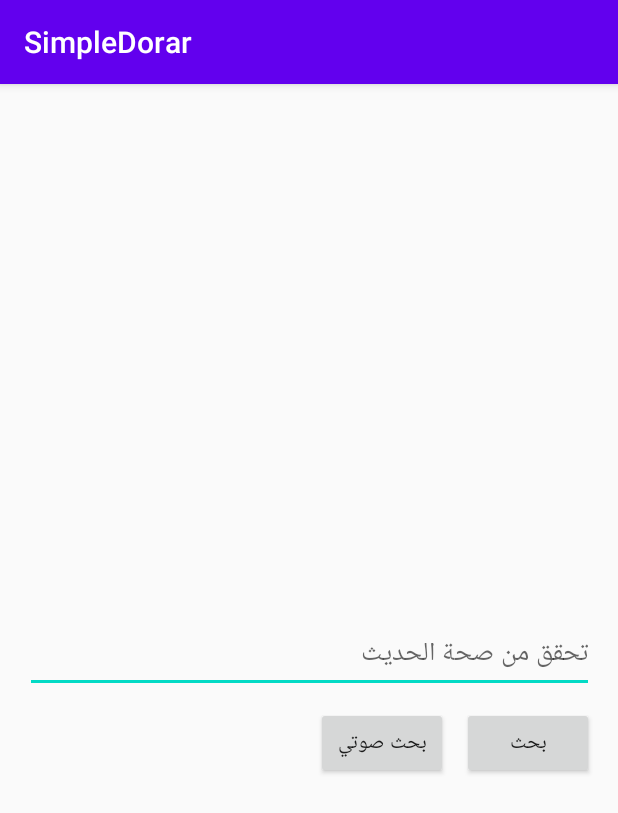
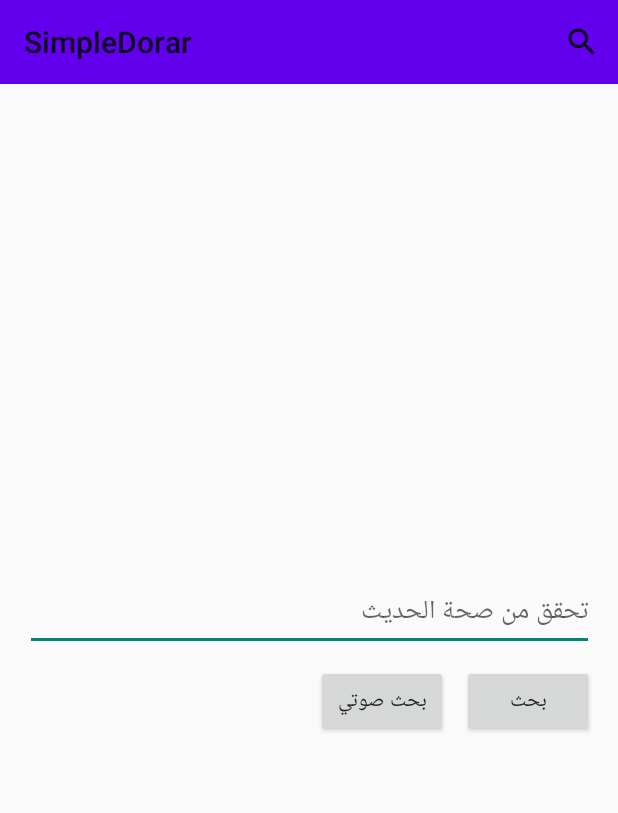
Before and after one commit to ihfazhillah/SimpleDorar, an Android app: the screen it shows after launch (MainActivity), on a phone screen of 412 x 824 dp. Shown: the top 813 px of the screen. Run offline under Robolectric (Android 15) with nearby library versions, the phone set to English and light mode, and no system bars; Roboto replaces fonts that are not available here.

Commit message:
add search

```diff
--- a/app/src/main/java/com/ihfazh/simpledorar/MainActivity.java
+++ b/app/src/main/java/com/ihfazh/simpledorar/MainActivity.java
@@ -1,11 +1,18 @@
 package com.ihfazh.simpledorar;
 
+import androidx.annotation.NonNull;
 import androidx.annotation.Nullable;
+import androidx.annotation.RequiresApi;
 import androidx.appcompat.app.AppCompatActivity;
+import androidx.appcompat.widget.Toolbar;
 
+import android.app.SearchManager;
 import android.content.Intent;
+import android.os.Build;
 import android.os.Bundle;
 import android.speech.RecognizerIntent;
+import android.view.Menu;
+import android.view.MenuItem;
 import android.view.View;
 import android.widget.Toast;
 
@@ -18,10 +25,35 @@ public class MainActivity extends AppCompatActivity {
     public static final String SKEY = "com.ihfazh.simpledorar.skey";
 
     @Override
+    public boolean onCreateOptionsMenu(Menu menu) {
+        getMenuInflater().inflate(R.menu.toolbar_menu, menu);
+        return super.onCreateOptionsMenu(menu);
+    }
+
+    @Override
+    public boolean onOptionsItemSelected(@NonNull MenuItem item) {
+        if (item.getItemId() == R.id.menu_search){
+            onSearchRequested();
+        }
+        return super.onOptionsItemSelected(item);
+    }
+
+    @Override
     protected void onCreate(Bundle savedInstanceState) {
         super.onCreate(savedInstanceState);
         setContentView(R.layout.activity_main);
+
+        Toolbar myToolbar = (Toolbar) findViewById(R.id.toolbar);
+        setSupportActionBar(myToolbar);
+
+        Intent searchIntent = getIntent();
+        if (Intent.ACTION_SEARCH.equals(searchIntent.getAction())){
+            String skey = searchIntent.getStringExtra(SearchManager.QUERY);
+            doSearch(skey);
+        }
+
     }
+
 
     public void onSearchClick(View view){
         TextInputEditText textInputEditText = (TextInputEditText) findViewById(R.id.skey);
--- /dev/null
+++ b/app/src/main/res/drawable/ic_baseline_search_24.xml
@@ -0,0 +1,10 @@
+<vector xmlns:android="http://schemas.android.com/apk/res/android"
+    android:width="24dp"
+    android:height="24dp"
+    android:viewportWidth="24"
+    android:viewportHeight="24"
+    android:tint="?attr/colorControlNormal">
+  <path
+      android:fillColor="@android:color/white"
+      android:pathData="M15.5,14h-0.79l-0.28,-0.27C15.41,12.59 16,11.11 16,9.5 16,5.91 13.09,3 9.5,3S3,5.91 3,9.5 5.91,16 9.5,16c1.61,0 3.09,-0.59 4.23,-1.57l0.27,0.28v0.79l5,4.99L20.49,19l-4.99,-5zM9.5,14C7.01,14 5,11.99 5,9.5S7.01,5 9.5,5 14,7.01 14,9.5 11.99,14 9.5,14z"/>
+</vector>
--- a/app/src/main/res/layout/activity_main.xml
+++ b/app/src/main/res/layout/activity_main.xml
@@ -5,6 +5,10 @@
     android:layout_width="match_parent"
     android:layout_height="match_parent"
     tools:context=".MainActivity">
+
+    <include
+        layout="@layout/toolbar"
+        android:background="#4CAF50" />
 
     <Button
         android:id="@+id/btn_search"
--- /dev/null
+++ b/app/src/main/res/layout/toolbar.xml
@@ -0,0 +1,14 @@
+<?xml version="1.0" encoding="utf-8"?>
+<androidx.appcompat.widget.Toolbar android:id="@+id/toolbar"
+    tools:menu="@menu/toolbar_menu"
+    android:layout_width="match_parent"
+    android:background="@color/colorPrimary"
+    android:minHeight="?attr/actionBarSize"
+    android:theme="@style/ThemeOverlay.AppCompat.ActionBar"
+    app:popupTheme="@style/ThemeOverlay.AppCompat.Light"
+    android:layout_height="?attr/actionBarSize"
+    xmlns:android="http://schemas.android.com/apk/res/android"
+    xmlns:app="http://schemas.android.com/apk/res-auto"
+    xmlns:tools="http://schemas.android.com/tools">
+
+</androidx.appcompat.widget.Toolbar>
--- /dev/null
+++ b/app/src/main/res/menu/toolbar_menu.xml
@@ -0,0 +1,11 @@
+<?xml version="1.0" encoding="utf-8"?>
+<menu xmlns:android="http://schemas.android.com/apk/res/android"
+    xmlns:app="http://schemas.android.com/apk/res-auto">
+    <item
+        android:id="@+id/menu_search"
+        android:icon="@drawable/ic_baseline_search_24"
+        android:title="Search"
+        app:showAsAction="always">
+    </item>
+
+</menu>
--- a/app/src/main/res/values/strings.xml
+++ b/app/src/main/res/values/strings.xml
@@ -14,4 +14,5 @@
     values-round/strings.xml for round devices.
     -->
     <string name="hello_world">Hello Square World!</string>
+    <string name="search_locale">ar</string>
 </resources>
```
Also changed, not shown: app/src/main/AndroidManifest.xml (+5 -2 lines), app/src/main/java/com/ihfazh/simpledorar/AHadithResultActivity.java (+8 -0 lines), app/src/main/res/layout/activity_a_hadith_result.xml (+7 -3 lines), app/src/main/res/xml/searchable.xml (added, +12 -0 lines).
